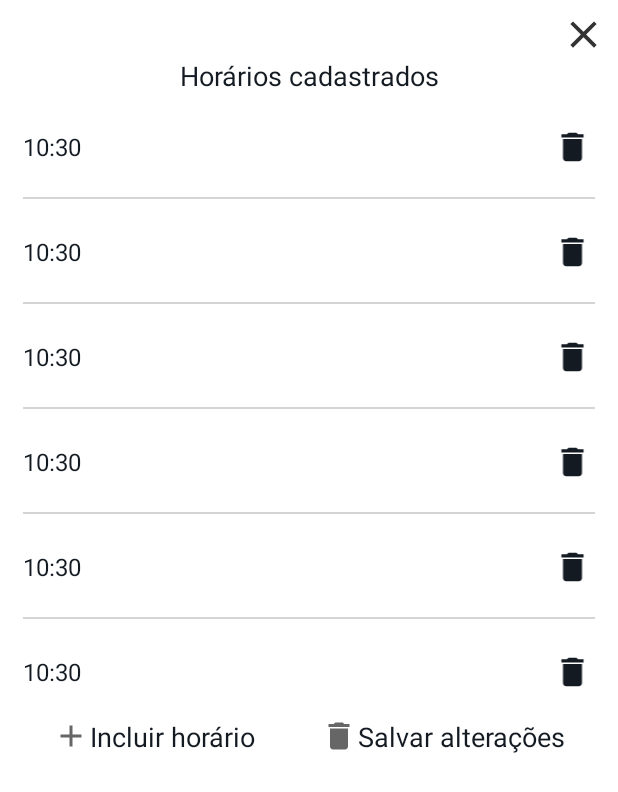
After one commit to amandagsantos16/Pos-Covid-App, an Android app: the layout dialog_edita_horario.xml on its own in the app's theme, with its tools: preview values and no code run, on a phone screen of 412 x 824 dp. The commit adds this screen. Shown: the top 792 px of the screen. Run offline under Robolectric (Android 15) with nearby library versions, the phone set to English and light mode, and no system bars.

Commit message:
dialog mostrando os horarios cadastrados do psicologo

```diff
--- a/app/src/main/java/com/amanda/poscovid/api/client/PsicologoWebClient.kt
+++ b/app/src/main/java/com/amanda/poscovid/api/client/PsicologoWebClient.kt
@@ -2,6 +2,7 @@ package com.amanda.poscovid.api.client
 
 import com.amanda.poscovid.api.modelo.RespostaWebClient
 import com.amanda.poscovid.modelo.CadastrarPsicologo
+import com.amanda.poscovid.modelo.Horario
 import com.amanda.poscovid.modelo.Psicologo
 import com.amanda.poscovid.preferences.ITokenPreferenceHelper
 
@@ -12,4 +13,8 @@ class PsicologoWebClient(manager: ITokenPreferenceHelper) : WebClient(manager) {
     fun cadastrarPsicologo(cadastrarPsicologo: CadastrarPsicologo, retorno: (RespostaWebClient<Psicologo>?) -> Unit) {
         service.cadastrarPsicologo(bearerToken(), cadastrarPsicologo).executaRequest(retorno)
     }
+
+    fun getHorariosCadastrados(diaSemana: Int, retorno: (RespostaWebClient<List<Horario>>?) -> Unit) {
+        service.buscarHorariosCadatrados(bearerToken(), diaSemana).executaRequest(retorno)
+    }
 }
--- a/app/src/main/java/com/amanda/poscovid/di/ViewModelModule.kt
+++ b/app/src/main/java/com/amanda/poscovid/di/ViewModelModule.kt
@@ -11,4 +11,5 @@ val viewModelModule = module {
     viewModel<CadastrarPsicologoViewModel> { CadastrarPsicologoViewModel(get(), get()) }
     viewModel<AgendaPacienteViewModel> { AgendaPacienteViewModel(get()) }
     viewModel<SelecionaPsicologoViewModel> { SelecionaPsicologoViewModel(get()) }
+    viewModel<HorarioViewModel> { HorarioViewModel(get()) }
 }
--- a/app/src/main/java/com/amanda/poscovid/ui/adapter/list/DiasSessaoAdapter.kt
+++ b/app/src/main/java/com/amanda/poscovid/ui/adapter/list/DiasSessaoAdapter.kt
@@ -11,7 +11,7 @@ import com.amanda.poscovid.ui.adapter.viewholder.DiasSemanaViewHolder
 class DiasSemanaAdapter(private val context: Context?) : RecyclerView.Adapter<DiasSemanaViewHolder>() {
 
     private val dias: MutableList<String> = mutableListOf()
-    var clickListener: ((Noticia) -> Unit) = { }
+    var clickListener: ((Int) -> Unit) = { }
 
     override fun onCreateViewHolder(parent: ViewGroup, viewType: Int): DiasSemanaViewHolder {
         val view = LayoutInflater.from(context).inflate(R.layout.item_dia_semana, parent, false)
@@ -25,6 +25,7 @@ class DiasSemanaAdapter(private val context: Context?) : RecyclerView.Adapter<Di
 
     override fun onBindViewHolder(holder: DiasSemanaViewHolder, position: Int) {
         holder.bindData(dias[position])
+        holder.itemView.setOnClickListener { clickListener(position) }
     }
 
     fun atualizaLista(lista: List<String>) {
--- /dev/null
+++ b/app/src/main/res/drawable/ic_close.xml
@@ -0,0 +1,11 @@
+<vector xmlns:android="http://schemas.android.com/apk/res/android"
+    android:width="24dp"
+    android:height="24dp"
+    android:viewportWidth="24"
+    android:viewportHeight="24"
+    android:tint="#000000"
+    android:alpha="0.8">
+    <path
+        android:fillColor="@android:color/white"
+        android:pathData="M19,6.41L17.59,5 12,10.59 6.41,5 5,6.41 10.59,12 5,17.59 6.41,19 12,13.41 17.59,19 19,17.59 13.41,12z"/>
+</vector>
--- /dev/null
+++ b/app/src/main/res/layout/dialog_edita_horario.xml
@@ -0,0 +1,80 @@
+<?xml version="1.0" encoding="utf-8"?>
+<androidx.constraintlayout.widget.ConstraintLayout xmlns:android="http://schemas.android.com/apk/res/android"
+    xmlns:app="http://schemas.android.com/apk/res-auto"
+    xmlns:tools="http://schemas.android.com/tools"
+    android:layout_width="fill_parent"
+    android:layout_height="wrap_content"
+    android:minWidth="300dp">
+
+    <ImageView
+        android:id="@+id/edita_horario_fechar"
+        android:layout_width="30dp"
+        android:layout_height="30dp"
+        android:layout_margin="8dp"
+        android:scaleType="fitCenter"
+        android:src="@drawable/ic_close"
+        app:layout_constraintEnd_toEndOf="parent"
+        app:layout_constraintTop_toTopOf="parent" />
+
+    <TextView
+        android:id="@+id/edita_horario_textView"
+        android:layout_width="0dp"
+        android:layout_height="wrap_content"
+        android:text="@string/horarios_cadastrados"
+        android:textAlignment="center"
+        android:textColor="#131A22"
+        android:textSize="18sp"
+        app:layout_constraintEnd_toEndOf="parent"
+        app:layout_constraintStart_toStartOf="parent"
+        app:layout_constraintTop_toBottomOf="@id/edita_horario_fechar" />
+
+    <androidx.recyclerview.widget.RecyclerView
+        android:id="@+id/edita_horario_recyclerView"
+        android:layout_width="0dp"
+        android:layout_height="400dp"
+        android:minHeight="50dp"
+        android:layout_marginBottom="8dp"
+        app:layoutManager="androidx.recyclerview.widget.LinearLayoutManager"
+        app:layout_constraintBottom_toTopOf="@id/edita_horario_salvar"
+        app:layout_constraintEnd_toEndOf="parent"
+        app:layout_constraintStart_toStartOf="parent"
+        app:layout_constraintTop_toBottomOf="@id/edita_horario_textView"
+        tools:itemCount="7"
+        tools:listitem="@layout/list_item_horario" />
+
+    <TextView
+        android:id="@+id/edita_horario_adicionar"
+        android:layout_width="wrap_content"
+        android:layout_height="wrap_content"
+        android:layout_marginTop="8dp"
+        android:layout_weight="1"
+        android:background="?android:selectableItemBackground"
+        android:drawableTint="?attr/colorControlNormal"
+        android:gravity="center"
+        android:padding="8dp"
+        android:text="@string/adicionar_horário"
+        android:textColor="#131A22"
+        android:textSize="18sp"
+        app:drawableStartCompat="@drawable/ic_add"
+        app:layout_constraintBottom_toBottomOf="parent"
+        app:layout_constraintEnd_toStartOf="@id/edita_horario_salvar"
+        app:layout_constraintStart_toStartOf="parent" />
+
+    <TextView
+        android:id="@+id/edita_horario_salvar"
+        android:layout_width="wrap_content"
+        android:layout_height="wrap_content"
+        android:layout_marginTop="8dp"
+        android:layout_weight="1"
+        android:background="?android:selectableItemBackground"
+        android:gravity="center"
+        android:padding="8dp"
+        android:text="@string/salvar"
+        android:textColor="#131A22"
+        android:textSize="18sp"
+        app:drawableStartCompat="@drawable/ic_delete"
+        app:layout_constraintBottom_toBottomOf="parent"
+        app:layout_constraintEnd_toEndOf="parent"
+        app:layout_constraintStart_toEndOf="@id/edita_horario_adicionar" />
+
+</androidx.constraintlayout.widget.ConstraintLayout>
--- a/app/src/main/res/layout/fragment_horarios_cadastrados.xml
+++ b/app/src/main/res/layout/fragment_horarios_cadastrados.xml
@@ -11,7 +11,7 @@
         android:layout_height="wrap_content"
         android:layout_margin="8dp"
         android:text="Horários cadastrados disponíveis para consultas"
-        android:textSize="22sp"
+        android:textSize="18sp"
         app:layout_constraintStart_toStartOf="parent"
         app:layout_constraintTop_toTopOf="parent" />
 
@@ -27,5 +27,4 @@
         tools:itemCount="7"
         tools:listitem="@layout/item_dia_semana" />
 
-
 </androidx.constraintlayout.widget.ConstraintLayout>
--- a/app/src/main/res/layout/item_dia_semana.xml
+++ b/app/src/main/res/layout/item_dia_semana.xml
@@ -11,7 +11,7 @@
         android:layout_margin="8dp"
         android:text="Segunda-Feira"
         android:drawableStart="@drawable/ic_edit"
-        android:textSize="28sp"
+        android:textSize="22sp"
         android:textStyle="bold"
         android:drawablePadding="8dp"
         app:layout_constraintBottom_toBottomOf="parent"
--- /dev/null
+++ b/app/src/main/res/layout/list_item_horario.xml
@@ -0,0 +1,44 @@
+<?xml version="1.0" encoding="utf-8"?>
+<androidx.constraintlayout.widget.ConstraintLayout xmlns:android="http://schemas.android.com/apk/res/android"
+    xmlns:app="http://schemas.android.com/apk/res-auto"
+    xmlns:tools="http://schemas.android.com/tools"
+    android:layout_width="match_parent"
+    android:layout_height="70dp"
+    android:background="?android:selectableItemBackground">
+
+    <ImageView
+        android:id="@+id/item_horario_delete"
+        android:layout_width="30dp"
+        android:layout_height="25dp"
+        android:layout_marginEnd="15dp"
+        android:scaleType="fitCenter"
+        android:src="@drawable/ic_delete"
+        app:layout_constraintBottom_toBottomOf="parent"
+        app:layout_constraintEnd_toEndOf="parent"
+        app:layout_constraintTop_toTopOf="parent"
+        app:tint="#131A22" />
+
+    <TextView
+        android:id="@+id/item_horario_textView"
+        android:layout_width="0dp"
+        android:layout_height="wrap_content"
+        android:layout_marginStart="15dp"
+        android:textAlignment="textStart"
+        android:textColor="#131A22"
+        android:textSize="16sp"
+        app:layout_constraintBottom_toBottomOf="parent"
+        app:layout_constraintEnd_toStartOf="@id/item_horario_delete"
+        app:layout_constraintStart_toStartOf="parent"
+        app:layout_constraintTop_toTopOf="parent"
+        tools:text="10:30" />
+
+    <View
+        android:layout_width="0dp"
+        android:layout_height="1dp"
+        android:layout_marginHorizontal="15dp"
+        android:background="#D5D5D5"
+        app:layout_constraintBottom_toBottomOf="parent"
+        app:layout_constraintEnd_toEndOf="parent"
+        app:layout_constraintStart_toStartOf="parent" />
+
+</androidx.constraintlayout.widget.ConstraintLayout>
--- a/app/src/main/res/values/strings.xml
+++ b/app/src/main/res/values/strings.xml
@@ -60,5 +60,7 @@
     <string name="mensagem_agenda_vazia">Você não possui sessões agendadas</string>
     <string name="area_psicologo">Área do psicologo</string>
     <string name="horarios_cadastrados_disponiveis">Horários cadastrados disponíveis</string>
+    <string name="salvar">Salvar alterações</string>
+    <string name="adicionar_horário">Incluir horário</string>
 
 </resources>
```
Also changed, not shown: app/src/main/java/com/amanda/poscovid/api/service/PsicologoService.kt (+8 -0 lines), app/src/main/java/com/amanda/poscovid/ui/adapter/list/EditaHorarioAdapter.kt (added, +46 -0 lines), app/src/main/java/com/amanda/poscovid/ui/adapter/viewholder/EditaHorarioViewHolder.kt (added, +20 -0 lines), app/src/main/java/com/amanda/poscovid/ui/fragment/saude/EditaHorarioFragmentDialog.kt (added, +82 -0 lines), app/src/main/java/com/amanda/poscovid/ui/fragment/saude/HorariosCadastadosFragment.kt (+11 -0 lines), app/src/main/java/com/amanda/poscovid/ui/viewModel/HorarioViewModel.kt (added, +25 -0 lines), app/src/main/res/drawable/ic_save.xml (added, +10 -0 lines), app/src/main/res/navigation/main_graph.xml (+14 -1 lines).
